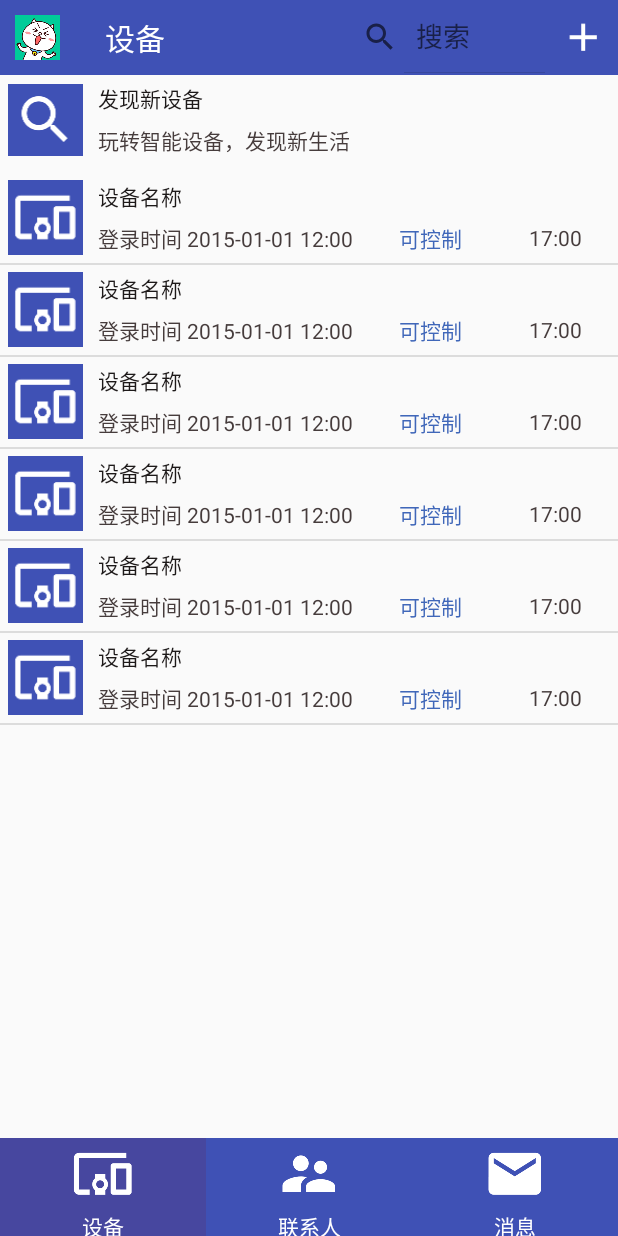
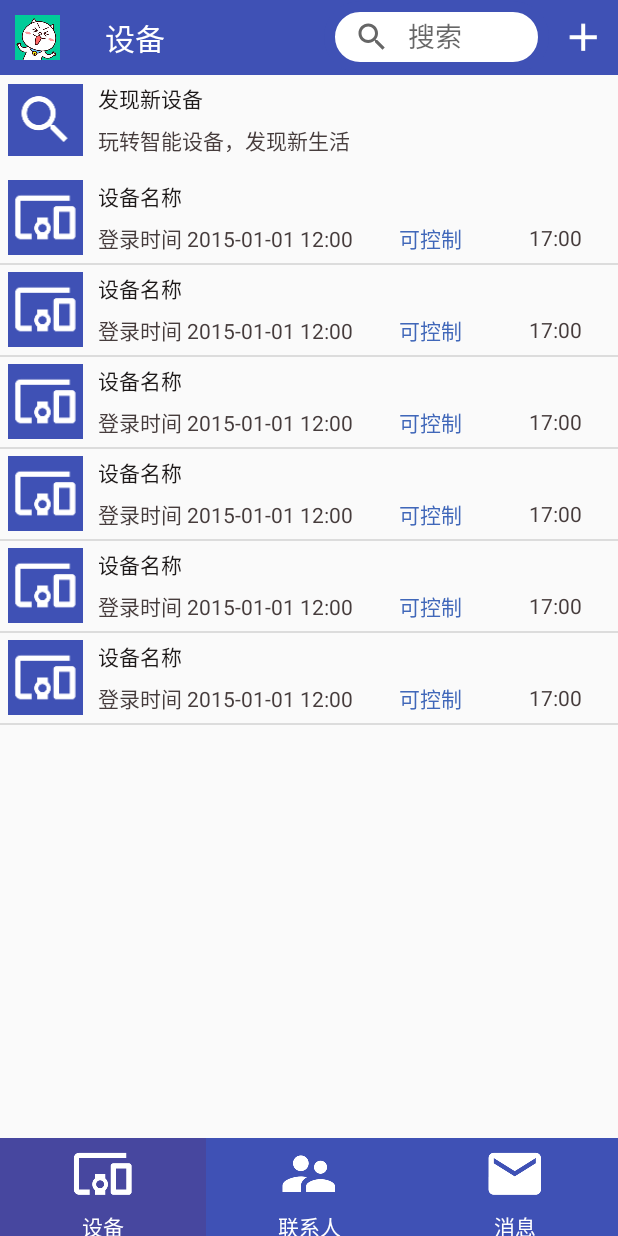
Before and after one commit to AppTeamCode/SmartSecurity-Manager, an Android app: the MainActivity screen opened directly, with no data from a screen before it, on a phone screen of 412 x 824 dp. Run offline under Robolectric (Android 15) with nearby library versions, the phone set to English and light mode, and no system bars; Roboto replaces fonts that are not available here; 1 statement that could not run was skipped.

Commit message:
Change SearchView Style on MainActivity

```diff
--- a/app/src/main/java/app/edu/cdu/com/smartsecurity_manager/ui/MainActivity.java
+++ b/app/src/main/java/app/edu/cdu/com/smartsecurity_manager/ui/MainActivity.java
@@ -5,6 +5,7 @@ import android.support.annotation.IdRes;
 import android.support.v4.view.GravityCompat;
 import android.support.v4.view.ViewPager;
 import android.support.v4.widget.DrawerLayout;
+import android.util.Log;
 import android.view.View;
 import android.widget.ExpandableListView;
 import android.widget.ImageView;
@@ -12,6 +13,8 @@ import android.widget.RadioButton;
 import android.widget.RadioGroup;
 import android.widget.SearchView;
 import android.widget.TextView;
+
+import java.lang.reflect.Field;
 import java.util.ArrayList;
 import java.util.List;
 import app.edu.cdu.com.smartsecurity_manager.R;
@@ -19,6 +22,8 @@ import app.edu.cdu.com.smartsecurity_manager.adapter.DrawerFragmentPagerAdapter;
 import app.edu.cdu.com.smartsecurity_manager.adapter.DrawerItemsAdapter;
 
 public class MainActivity extends BaseActivity {
+
+    private static final String TAG = "MainActivity";
 
     private static final int UN_CHOOSE_COLOR = 0xff3f51b5;
     private static final int CHOOSE_COLOR = 0xff47479f;
@@ -67,6 +72,7 @@ public class MainActivity extends BaseActivity {
         mViewPager = (ViewPager) findViewById(R.id.viewPager);
         mUserAvatarOnTopBar = (ImageView) findViewById(R.id.userAvatarOnTopBar_ImageView);
         mSearchView = (SearchView) findViewById(R.id.searchView);
+        hideSearchViewSubLine();
 
         mCurrentFragmentNameTextView = (TextView) findViewById(R.id.currentFragmentName_textView);
         mCurrentFragmentNameTextView.setText(R.string.device);
@@ -201,4 +207,19 @@ public class MainActivity extends BaseActivity {
             mRadioButtonList.get(i).setBackgroundColor(UN_CHOOSE_COLOR);
         }
     }
+
+    private void hideSearchViewSubLine() {
+        try {
+            Class<?> searchViewClass = mSearchView.getClass();
+            Field field = searchViewClass.getDeclaredField("mSearchPlate");
+            field.setAccessible(true);
+            View view = (View) field.get(mSearchView);
+            view.setBackground(null);
+            field.setAccessible(false);
+        } catch (NoSuchFieldException ne) {
+            Log.e(TAG, "get field ", ne);
+        } catch (IllegalAccessException iae) {
+            Log.e(TAG, "field.get() ", iae);
+        }
+    }
 }
--- /dev/null
+++ b/app/src/main/res/drawable/search_view.xml
@@ -0,0 +1,15 @@
+<?xml version="1.0" encoding="utf-8"?>
+<shape
+    xmlns:android="http://schemas.android.com/apk/res/android">
+
+    <solid
+        android:color="#fff"/>
+
+    <stroke
+        android:width="7dp"
+        android:color="@color/colorPrimary"/>
+
+    <corners
+        android:radius="30dp"/>
+
+</shape>
--- a/app/src/main/res/layout/topview_in_main_activity.xml
+++ b/app/src/main/res/layout/topview_in_main_activity.xml
@@ -37,11 +37,12 @@
         android:id="@+id/searchView"
         android:layout_width="150dp"
         android:layout_height="wrap_content"
-        android:layout_marginLeft="10dp"
+        android:layout_marginRight="5dp"
         android:layout_toLeftOf="@id/more_imageView"
         android:gravity="center_vertical"
         android:layout_centerVertical="true"
         android:iconifiedByDefault="false"
+        android:background="@drawable/search_view"
         android:queryHint="@string/query_hint"/>
 
 </RelativeLayout>
```
